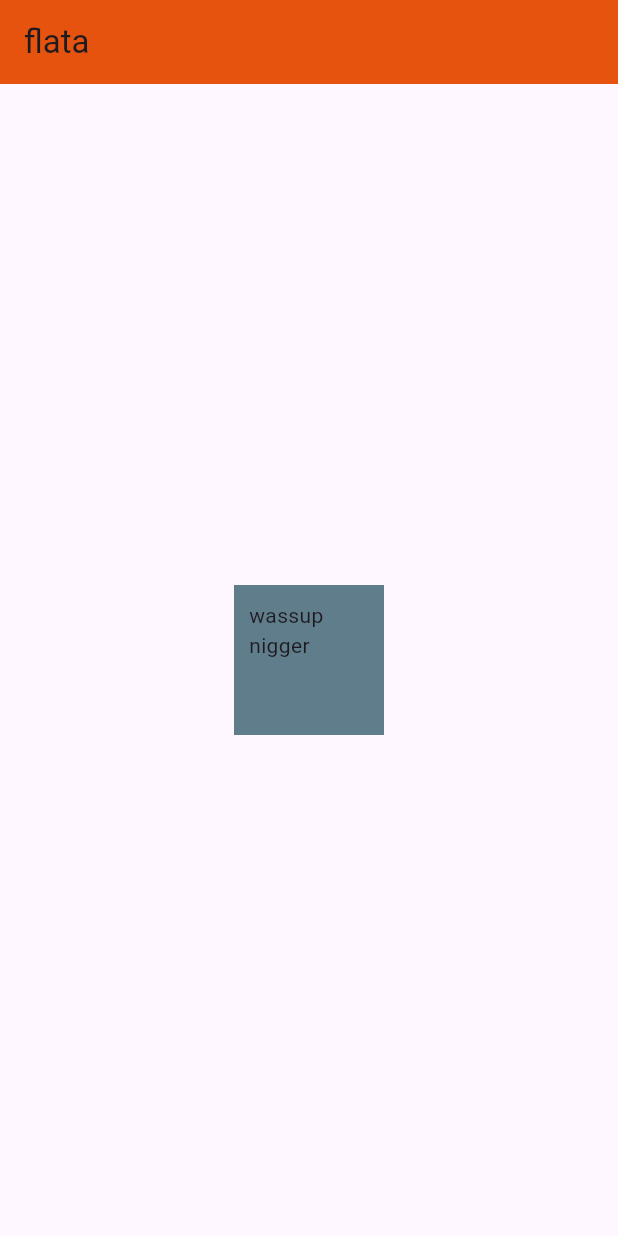
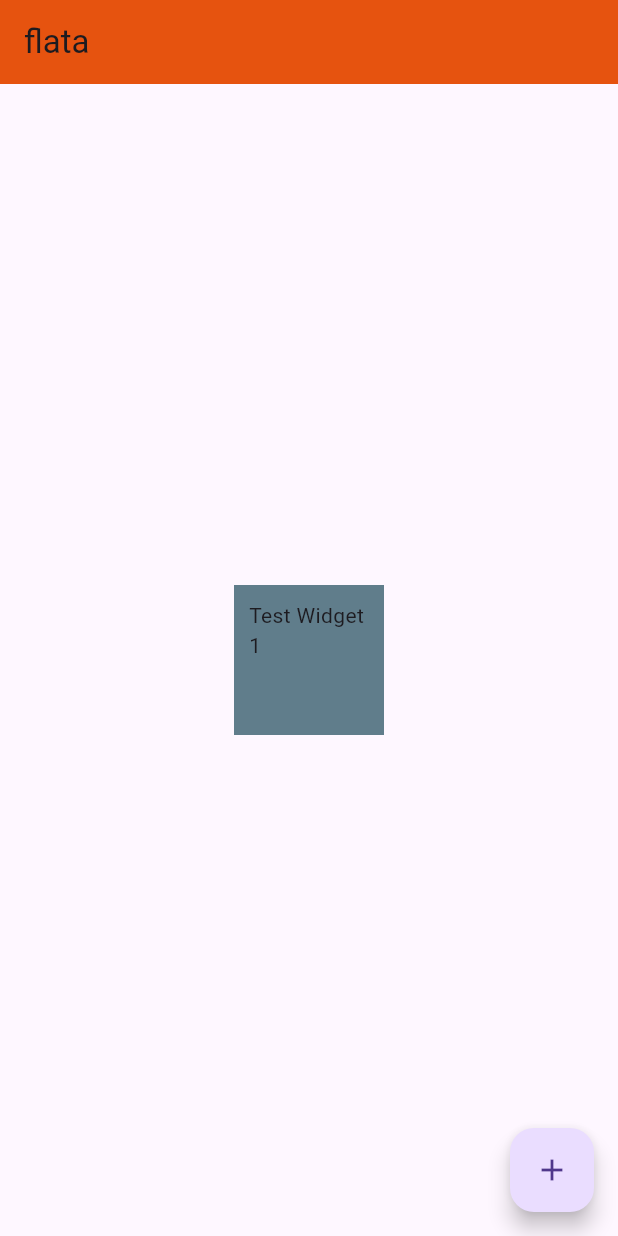
Before and after one commit to asda1-max/learningflutter, a Flutter app: the screen it shows after launch, on a phone screen of 412 x 824 dp. Run offline on Flutter 3.47's test engine with Material 3 defaults, Android fonts, the phone set to English and light mode, and no system bars.

Commit message:
Deskripsi perubahan

```diff
--- a/lib/main.dart
+++ b/lib/main.dart
@@ -14,21 +14,23 @@ class MyApp extends StatelessWidget {
       appBar: AppBar(
         backgroundColor: const Color.fromARGB(255, 230, 83, 15),
         title: const Text('flata'),
-
       ),
       body: Center(
         child: Container(
-            child: const Text('wassup nigger'),
+          child: const Text('Test Widget 1'),
           margin: const EdgeInsets.all(100),
           padding: const EdgeInsets.all(10),
           height: 100,
           width: 100,
           color: Colors.blueGrey,
-
         ),
-        )
-      )
-    );
-
+      ),
+      floatingActionButton: FloatingActionButton(
+        child: Icon(Icons.add),
+        onPressed: () {
+          print('woi');
+        },
+      ),
+    ));
   }
 }
```
Lines whose indentation alone changed are shown as unchanged.
